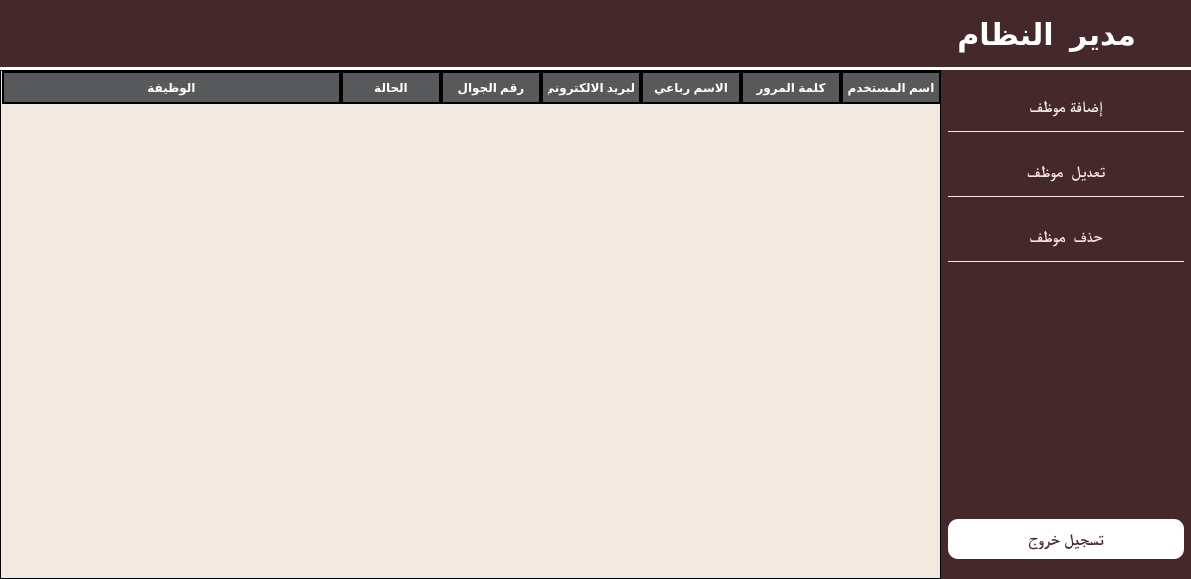
Above: admin_dashboard.ui from MOMEN343/G_project before the change. Below: the same form after it.
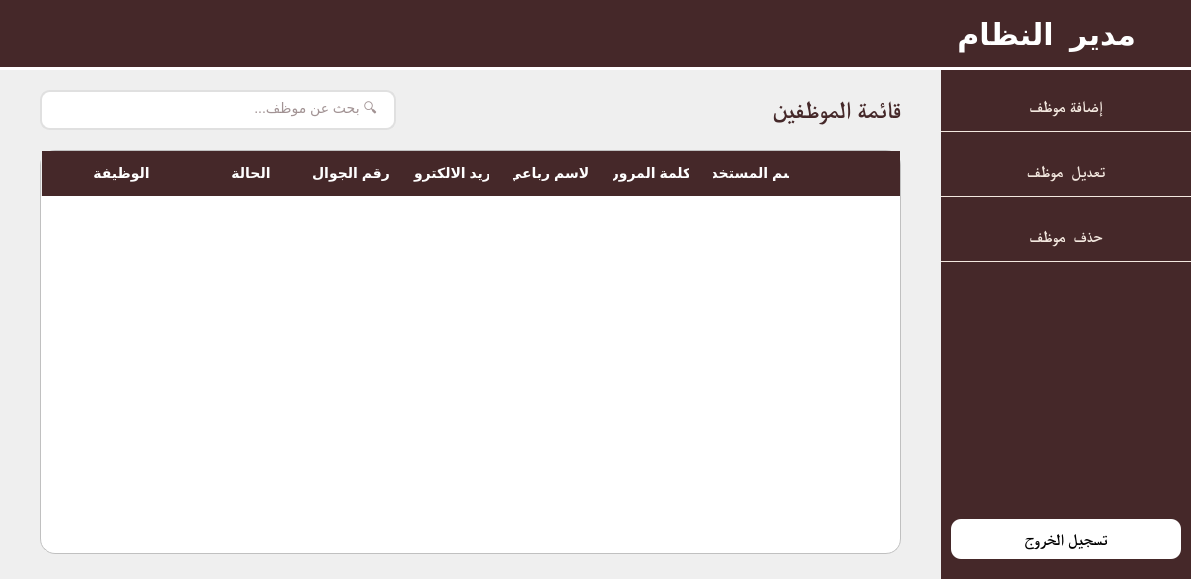
That is the form after the change. Icons and pictures are not drawn.

Diff of the .ui file:
```diff
--- a/admin_dashboard.ui
+++ b/admin_dashboard.ui
@@ -122,6 +122,90 @@
        <enum>QLayout::SetMaximumSize</enum>
       </property>
       <item>
+       <layout class="QVBoxLayout" name="mainContentLayout">
+        <property name="spacing">
+         <number>20</number>
+        </property>
+        <property name="leftMargin">
+         <number>40</number>
+        </property>
+        <property name="topMargin">
+         <number>20</number>
+        </property>
+        <property name="rightMargin">
+         <number>40</number>
+        </property>
+        <property name="bottomMargin">
+         <number>25</number>
+        </property>
+        <item>
+         <layout class="QHBoxLayout" name="headerLayout">
+          <item>
+           <widget class="QLineEdit" name="searchBar">
+            <property name="minimumSize">
+             <size>
+              <width>350</width>
+              <height>40</height>
+             </size>
+            </property>
+            <property name="focusPolicy">
+             <enum>Qt::ClickFocus</enum>
+            </property>
+            <property name="styleSheet">
+             <string notr="true">
+                     QLineEdit {
+                         background-color: white;
+                         border: 2px solid #e0e0e0;
+                         border-radius: 10px;
+                         padding: 5px 15px;
+                         font-size: 14px;
+                         font-family: &quot;Alyamama&quot;, &quot;Segoe UI Symbol&quot;;
+                         color: #452829;
+                     }
+                     QLineEdit:focus {
+                         border: 2px solid #452829;
+                     }
+              </string>
+            </property>
+            <property name="placeholderText">
+             <string>🔍 بحث عن موظف...</string>
+            </property>
+           </widget>
+          </item>
+          <item>
+           <spacer name="headerSpacer">
+            <property name="orientation">
+             <enum>Qt::Horizontal</enum>
+            </property>
+            <property name="sizeHint" stdset="0">
+             <size>
+              <width>40</width>
+              <height>20</height>
+             </size>
+            </property>
+           </spacer>
+          </item>
+          <item>
+           <widget class="QLabel" name="headerLabel">
+            <property name="font">
+             <font>
+              <family>Times New Roman</family>
+              <pointsize>18</pointsize>
+              <weight>75</weight>
+              <bold>true</bold>
+             </font>
+            </property>
+            <property name="styleSheet">
+             <string notr="true">color: #452829;</string>
+            </property>
+            <property name="text">
+             <string>قائمة الموظفين</string>
+            </property>
+           </widget>
+          </item>
+         </layout>
+        </item>
+        <item>
        <widget class="QTableWidget" name="employeesTable">
         <property name="sizePolicy">
          <sizepolicy hsizetype="Expanding" vsizetype="Expanding">
@@ -142,43 +226,39 @@
          <enum>Qt::RightToLeft</enum>
         </property>
         <property name="styleSheet">
-         <string notr="true">QTableWidget {
-    background-color: #f3e8df;       
-    gridline-color: black;      
-    color: #452829;                   /* لون النص الأساسي */
-    font: 12pt &quot;Times New Roman&quot;;     /* الخط وحجمه */
-	border: 1px solid black;
-                
-}
-
-QHeaderView::section {
-    background-color: #57595b;      
-    color: white;                  /* لون نص العناوين */
-    padding: 5px;                     /* حشو داخلي */
-    font-weight: bold;                /* نص عناوين غامق */
-    border: 1.5px solid black;       /* حدود خفيفة للعناوين */
-}
-
-QTableWidget::item {
-	border: 1px solid black;
-    selection-background-color: #f3db93; /* لون الصف المحدد */
-    selection-color: #452829;            /* لون نص الصف المحدد */
-              /* حشو داخلي للخلايا */
-}
-
-QTableWidget::item:hover {
-    background-color: #fdf0c5;          /* خلفية خفيفة عند المرور على الصف */
-}
- </string>
-        </property>
-        <property name="frameShape">
-         <enum>QFrame::StyledPanel</enum>
+           <string notr="true">
+                  QTableWidget {
+                    background-color: white;
+                    color: #452829;
+                    border-radius: 15px;
+                    border: 1px solid #c0c0c0;
+                    gridline-color: #f0f0f0;
+                    selection-background-color: #f3e8df;
+                    selection-color: #452829;
+                  }
+                  QHeaderView::section {
+                    background-color: #452829;
+                    color: white;
+                    padding: 12px;
+                    border: none;
+                    font-weight: bold;
+                    font-size: 14px;
+                  }
+                  QTableWidget::item {
+                    padding: 10px;
+                    border-bottom: 1px solid #c0c0c0;
+                    border-left: 1px solid #c0c0c0;
+                  }
+           </string>
+          </property>
+          <property name="editTriggers">
+           <set>QAbstractItemView::NoEditTriggers</set>
+          </property>
+          <property name="selectionBehavior">
+           <enum>QAbstractItemView::SelectRows</enum>
         </property>
         <property name="showGrid">
-         <bool>true</bool>
-        </property>
-        <property name="gridStyle">
-         <enum>Qt::SolidLine</enum>
+           <bool>false</bool>
         </property>
         <property name="sortingEnabled">
          <bool>false</bool>
@@ -190,7 +270,7 @@
          <number>0</number>
         </property>
         <property name="columnCount">
-         <number>7</number>
+           <number>8</number>
         </property>
         <attribute name="horizontalHeaderCascadingSectionResizes">
          <bool>false</bool>
@@ -213,6 +293,11 @@
         <attribute name="verticalHeaderStretchLastSection">
          <bool>false</bool>
         </attribute>
+          <column>
+           <property name="text">
+            <string></string>
+           </property>
+          </column>
         <column>
          <property name="text">
           <string>اسم المستخدم</string>
@@ -250,6 +335,8 @@
         </column>
        </widget>
       </item>
+       </layout>
+      </item>
       <item>
        <widget class="QFrame" name="sideBar">
         <property name="sizePolicy">
@@ -265,21 +352,39 @@
          </size>
         </property>
         <property name="styleSheet">
-         <string notr="true">background-color: #452829;
-border: solid 20px #f3db93;</string>
+         <string notr="true">#sideBar {
+    background-color: #452829;
+}
+
+QPushButton {
+    background-color: transparent;
+    border: none;
+}
+
+#logoutBtn {
+    color: black;
+    background-color: white;
+    border-radius: 10px;
+    padding: 5px;
+}
+
+#logoutBtn:hover {
+    background: red;
+    color: white;
+}</string>
         </property>
         <layout class="QVBoxLayout" name="verticalLayout_2">
          <property name="spacing">
           <number>25</number>
          </property>
          <property name="leftMargin">
-          <number>7</number>
+          <number>0</number>
          </property>
          <property name="topMargin">
           <number>22</number>
          </property>
          <property name="rightMargin">
-          <number>7</number>
+          <number>0</number>
          </property>
          <property name="bottomMargin">
           <number>20</number>
@@ -411,14 +516,20 @@
            </property>
           </spacer>
          </item>
-         <item>
+         <item alignment="Qt::AlignHCenter">
           <widget class="QPushButton" name="logoutBtn">
            <property name="minimumSize">
             <size>
-             <width>0</width>
+             <width>230</width>
              <height>40</height>
             </size>
            </property>
+           <property name="maximumSize">
+            <size>
+             <width>230</width>
+             <height>16777215</height>
+            </size>
+           </property>
            <property name="font">
             <font>
              <family>Times New Roman</family>
@@ -430,22 +541,24 @@
            <property name="cursor">
             <cursorShape>PointingHandCursor</cursorShape>
            </property>
+           <property name="layoutDirection">
+            <enum>Qt::RightToLeft</enum>
+           </property>
            <property name="styleSheet">
-            <string notr="true">QPushButton {
-    background: white;
-	color:#452829;
-	border-radius: 10%;
-	padding: 10px 0;
-
-}
-
-QPushButton:hover {
-    color:white;
-	background-color: red;
-}</string>
+            <string notr="true"/>
            </property>
            <property name="text">
-            <string> تسجيل خروج </string>
+            <string>تسجيل الخروج</string>
+           </property>
+           <property name="icon">
+            <iconset>
+             <normaloff>icons/log-out-button.png</normaloff>icons/log-out-button.png</iconset>
+           </property>
+           <property name="iconSize">
+            <size>
+             <width>30</width>
+             <height>30</height>
+            </size>
            </property>
           </widget>
          </item>
```
Lines whose indentation alone changed are shown as unchanged.
